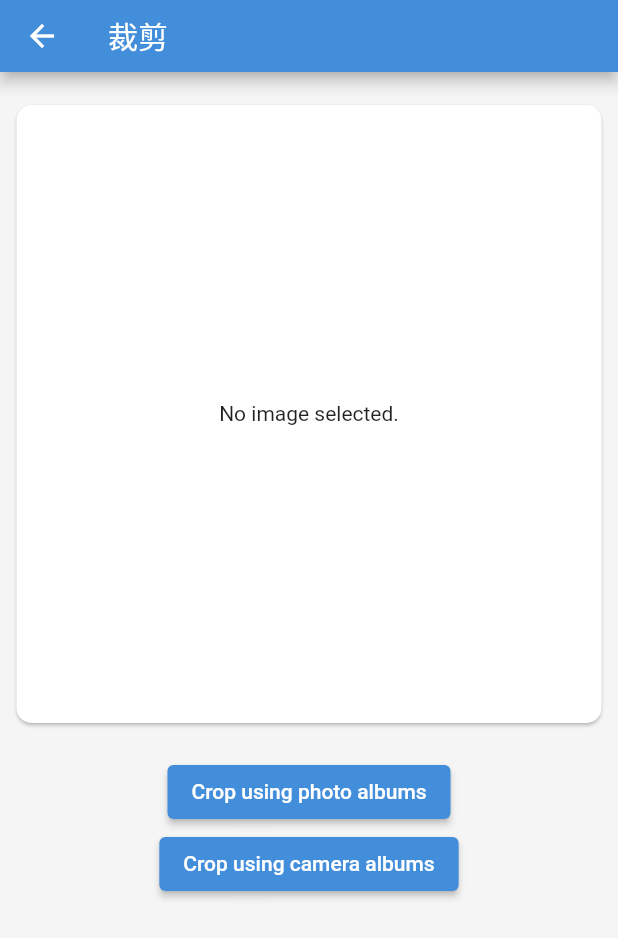
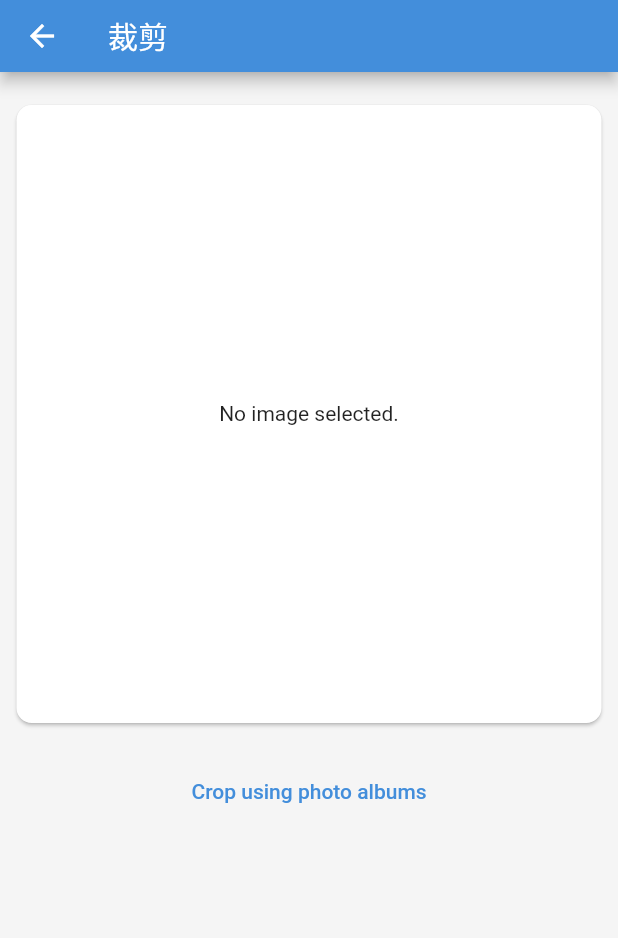
Before and after one commit to imehc/chemi, a Flutter app: the ChemiCrop screen opened by its route, on a phone screen of 412 x 824 dp. Shown: the top 938 px of the screen. Run offline on Flutter 3.47's test engine with Material 2 defaults, Android fonts, the light colour scheme and no system bars; our stand-ins replace flutter_screenutil, fluttertoast, image_gallery_saver, image_picker, permission_handler, salomon_bottom_bar; missing offline and left inert: crop_your_image.

Commit message:
crop complete

```diff
--- a/lib/routes/tools_crop.dart
+++ b/lib/routes/tools_crop.dart
@@ -106,13 +106,9 @@ class _ChemiCropState extends State<ChemiCrop> {
                 );
               }),
             ),
-            ElevatedButton(
+            TextButton(
               onPressed: () => openLocalImage(),
               child: const Text('Crop using photo albums'),
-            ),
-            ElevatedButton(
-              onPressed: () {},
-              child: const Text('Crop using camera albums'),
             ),
           ],
         ),
--- a/lib/utils/handle_file_to_local.dart
+++ b/lib/utils/handle_file_to_local.dart
@@ -39,7 +39,7 @@ class HandleFileUtils {
         if (statuses[Permission.storage] == PermissionStatus.granted) {
           _save(bytes);
         }
-        if (statuses[Permission.storage] == PermissionStatus.granted) {
+        if (statuses[Permission.storage] == PermissionStatus.denied) {
           _fail();
         }
       }
```
